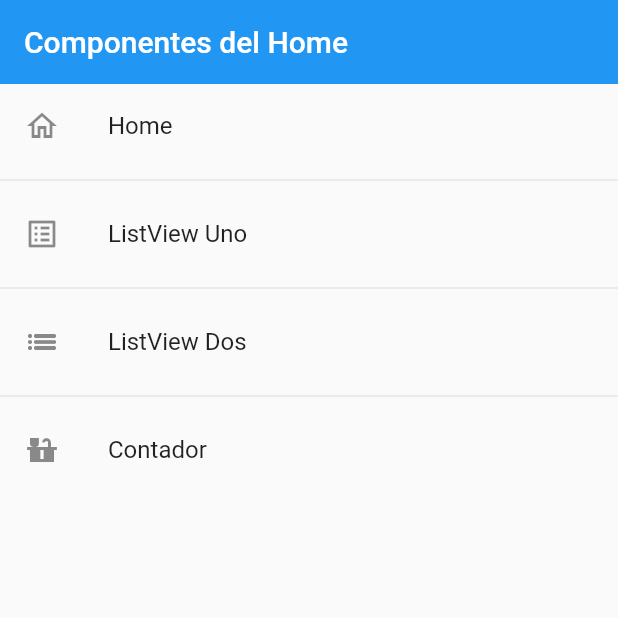
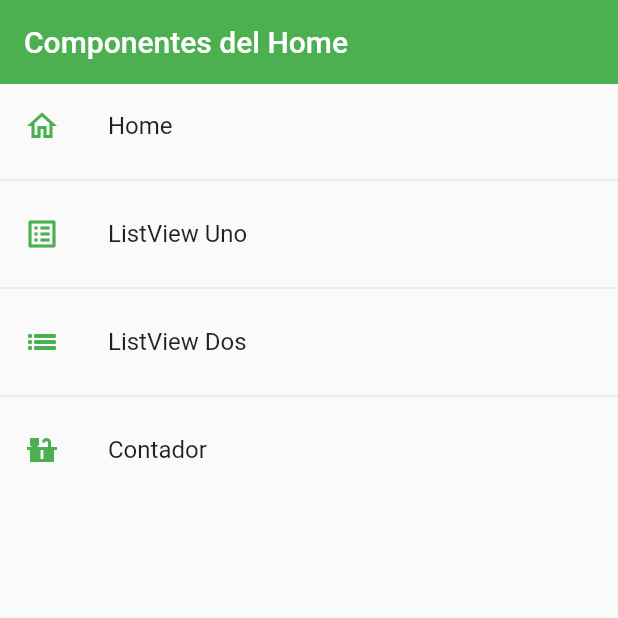
Before and after one commit to IsraelAbielRC/inversoft_v1, a Flutter app: the screen it shows after launch, on a phone screen of 412 x 824 dp, the top half of it. Run offline on Flutter 3.47's test engine with Material 2 defaults, Android fonts, the phone set to English and light mode, and no system bars.

Commit message:
AppTheme

```diff
--- a/lib/Screens/home.dart
+++ b/lib/Screens/home.dart
@@ -1,5 +1,6 @@
 import 'package:flutter/material.dart';
 import 'package:inversoft_v1/Screens/rutas.dart';
+import 'package:inversoft_v1/Themes/theme.dart';
 
 class HomeScreen extends StatelessWidget {
   const HomeScreen({Key? key}) : super(key: key);
@@ -13,7 +14,10 @@ class HomeScreen extends StatelessWidget {
         ),
         body: ListView.separated(
           itemBuilder: (context, i) => ListTile(
-            leading: Icon(AppRouter.menuOptions.toList()[i].icon),
+            leading: Icon(
+              AppRouter.menuOptions.toList()[i].icon,
+              color: AppTheme.primary,
+            ),
             title: Text(AppRouter.menuOptions.toList()[i].name),
             onTap: () {
               Navigator.pushNamed(
--- a/lib/Screens/listview2_screen.dart
+++ b/lib/Screens/listview2_screen.dart
@@ -8,8 +8,6 @@ class ListView2Screen extends StatelessWidget {
     return Scaffold(
         appBar: AppBar(
           title: const Text('ListView Dos'),
-          elevation: 0,
-          backgroundColor: Colors.indigo,
         ),
         body: ListView.separated(
           itemCount: options.length,
--- /dev/null
+++ b/lib/Themes/theme.dart
@@ -0,0 +1,9 @@
+import 'package:flutter/material.dart';
+
+class AppTheme {
+  static const Color primary = Colors.green;
+  static final ThemeData ligthTheme = ThemeData.light().copyWith(
+    primaryColor: primary,
+    appBarTheme: const AppBarTheme(color: primary, elevation: 0),
+  );
+}
--- a/lib/main.dart
+++ b/lib/main.dart
@@ -1,5 +1,7 @@
 import 'package:flutter/material.dart';
 import 'package:inversoft_v1/router/app_router.dart';
+
+import 'Themes/theme.dart';
 
 void main() => runApp(const MyApp());
 
@@ -9,11 +11,11 @@ class MyApp extends StatelessWidget {
   @override
   Widget build(BuildContext context) {
     return MaterialApp(
-      title: 'Material App',
-      debugShowCheckedModeBanner: false,
-      initialRoute: AppRouter.initialRoute,
-      routes: AppRouter.getAppRouters(),
-      onGenerateRoute: (s) => AppRouter.onGenerateRoute(s),
-    );
+        title: 'Material App',
+        debugShowCheckedModeBanner: false,
+        initialRoute: AppRouter.initialRoute,
+        routes: AppRouter.getAppRouters(),
+        onGenerateRoute: (s) => AppRouter.onGenerateRoute(s),
+        theme: AppTheme.ligthTheme);
   }
 }
```
